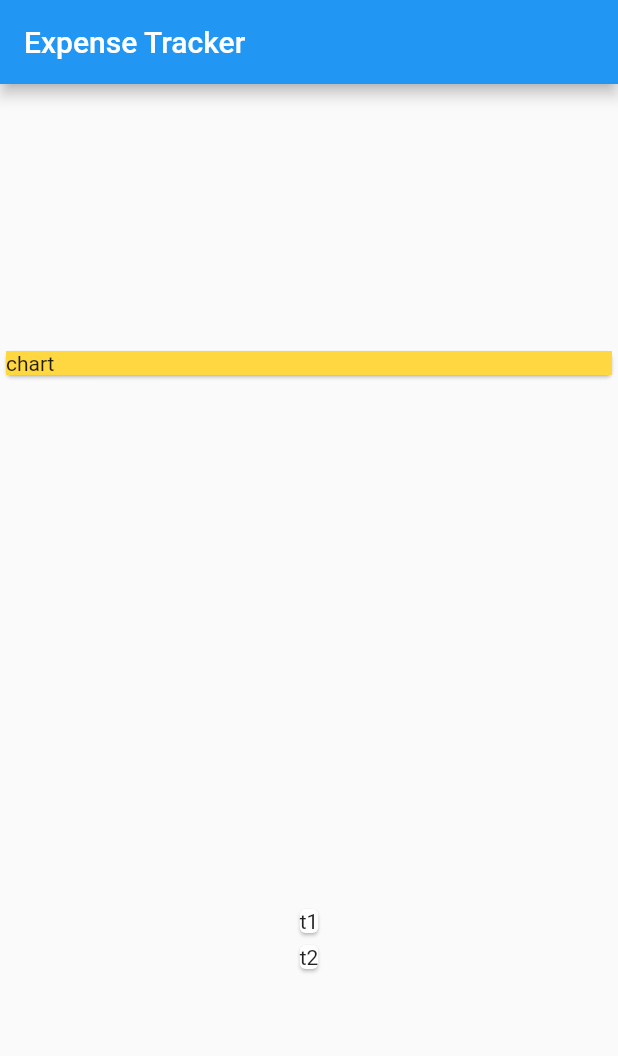
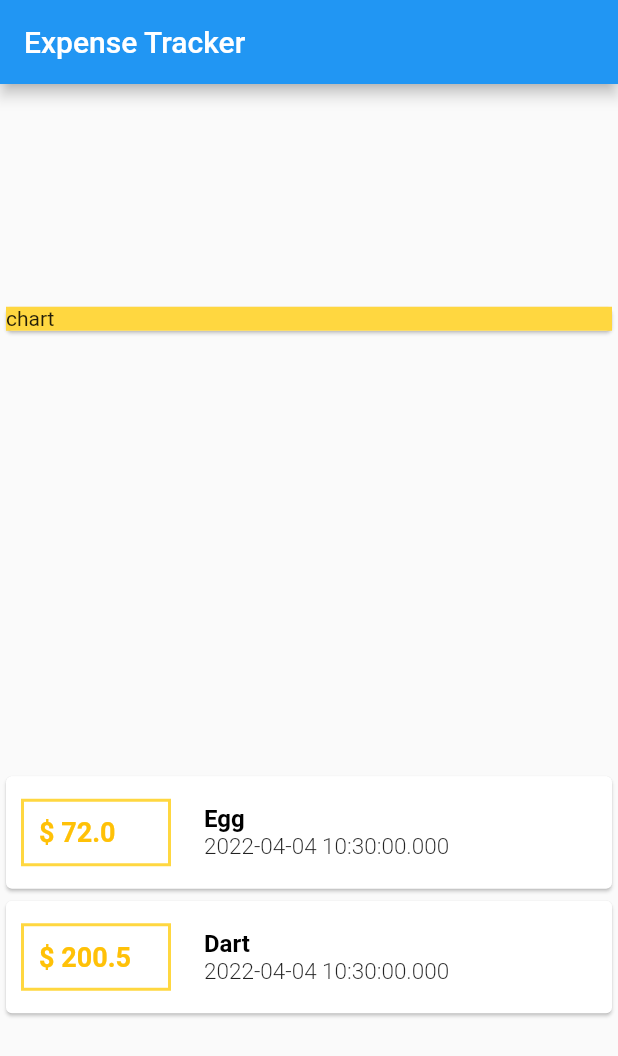
Before and after one commit to Alamin11/ExpenseTracker, a Flutter app: the screen it shows after launch, on a phone screen of 412 x 824 dp. Shown: the top 1056 px of the screen. Run offline on Flutter 3.47's test engine with Material 2 defaults, Android fonts, the phone set to English and light mode, and no system bars.

Commit message:
styling the transaction

```diff
--- a/lib/main.dart
+++ b/lib/main.dart
@@ -56,7 +56,56 @@ class MyHomePage extends StatelessWidget {
           Column(
               children: transactions
                   .map((tx) => Card(
-                        child: Text(tx.id),
+                        child: Row(
+                          children: [
+                            Container(
+                              width: 100.0,
+                              margin: const EdgeInsets.symmetric(
+                                horizontal: 10,
+                                vertical: 15.0,
+                              ),
+                              decoration: BoxDecoration(
+                                border: Border.all(
+                                  color: Colors.amberAccent,
+                                  width: 2,
+                                ),
+                              ),
+                              padding: const EdgeInsets.all(10.0),
+                              child: Text(
+                                //tx.amount.toString(),
+                                '\$ ${tx.amount}',
+                                style: const TextStyle(
+                                  fontWeight: FontWeight.bold,
+                                  fontSize: 18,
+                                  color: Colors.amber,
+                                ),
+                              ),
+                            ),
+                            const SizedBox(
+                              width: 12.0,
+                            ),
+                            Column(
+                              crossAxisAlignment: CrossAxisAlignment.start,
+                              children: [
+                                Text(
+                                  tx.title,
+                                  style: const TextStyle(
+                                    fontWeight: FontWeight.bold,
+                                    fontSize: 16,
+                                    color: Colors.black,
+                                  ),
+                                ),
+                                Text(
+                                  tx.date.toString(),
+                                  style: const TextStyle(
+                                    fontSize: 15.0,
+                                    fontWeight: FontWeight.w300,
+                                  ),
+                                ),
+                              ],
+                            ),
+                          ],
+                        ),
                       ))
                   .toList()),
         ],
```
